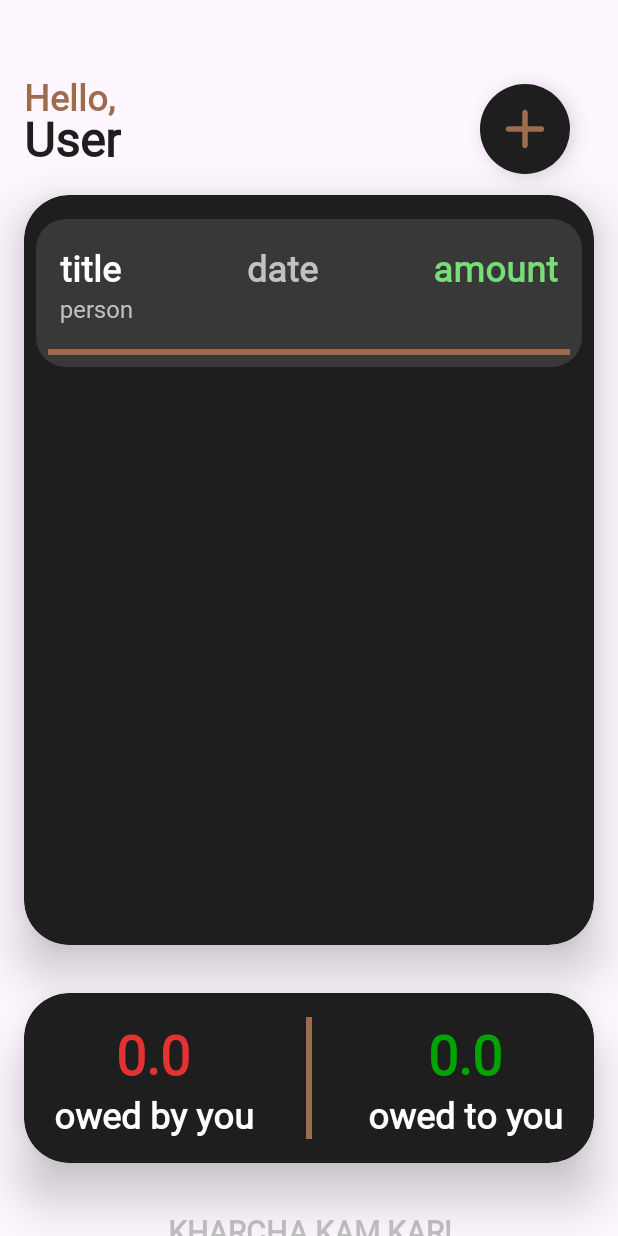
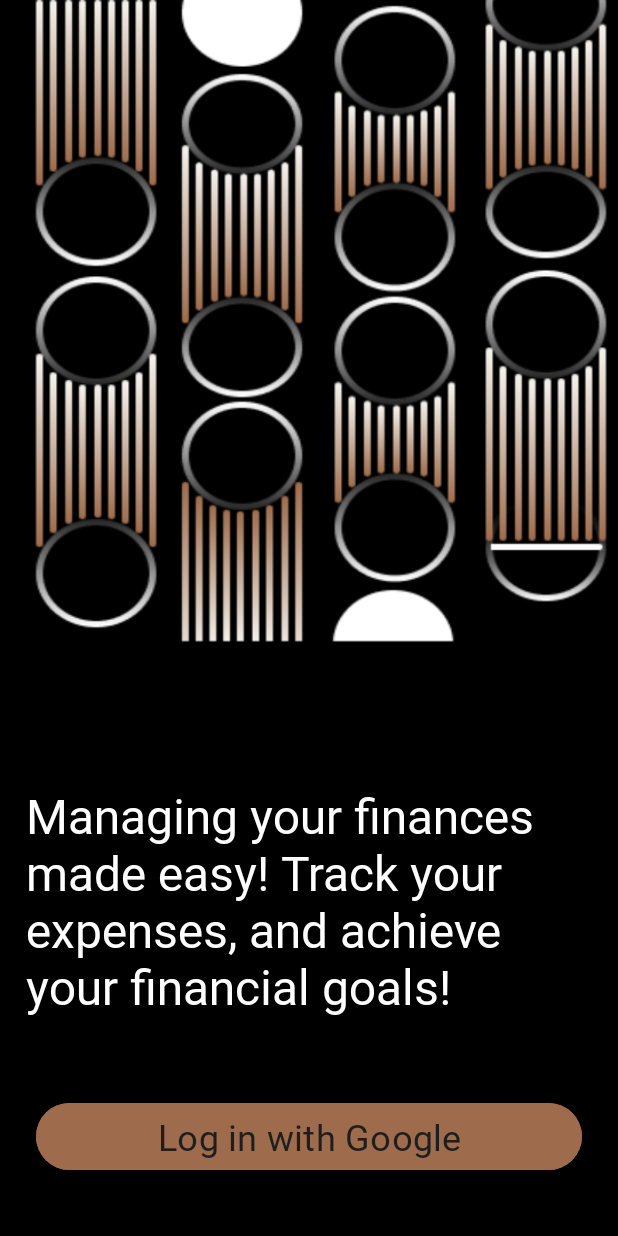
Before and after one commit to 2504pratik/kharcha, an Android app: the screen it shows after launch (MainActivity before the commit, LogInPage after it), on a phone screen of 412 x 824 dp. Run offline under Robolectric (Android 15) with nearby library versions, the phone set to English and light mode, and no system bars; our stand-ins replace Firebase (no records; nobody signed in at launch, a user with empty details on screens opened directly).

Commit message:
firebase google auth

```diff
--- /dev/null
+++ b/app/src/main/java/com/example/kharcha/LogInPage.java
@@ -0,0 +1,99 @@
+package com.example.kharcha;
+
+import androidx.annotation.Nullable;
+import androidx.appcompat.app.AppCompatActivity;
+
+import android.content.Intent;
+import android.os.Bundle;
+import android.widget.Button;
+import android.widget.Toast;
+
+import com.google.android.gms.auth.api.signin.GoogleSignIn;
+import com.google.android.gms.auth.api.signin.GoogleSignInAccount;
+import com.google.android.gms.auth.api.signin.GoogleSignInClient;
+import com.google.android.gms.auth.api.signin.GoogleSignInOptions;
+import com.google.android.gms.common.api.ApiException;
+import com.google.android.gms.tasks.Task;
+import com.google.firebase.auth.AuthCredential;
+import com.google.firebase.auth.FirebaseAuth;
+import com.google.firebase.auth.FirebaseUser;
+import com.google.firebase.auth.GoogleAuthProvider;
+import com.google.firebase.database.FirebaseDatabase;
+
+import java.util.HashMap;
+
+public class LogInPage extends AppCompatActivity {
+    Button logInBtn;
+    FirebaseAuth auth;
+    FirebaseDatabase database;
+    GoogleSignInClient client;
+    int RC_SIGN_IN = 20;
+
+    @Override
+    protected void onCreate(Bundle savedInstanceState) {
+        super.onCreate(savedInstanceState);
+        setContentView(R.layout.activity_log_in_page);
+
+        logInBtn = findViewById(R.id.logInBtn);
+
+        auth = FirebaseAuth.getInstance();
+        database = FirebaseDatabase.getInstance();
+
+        GoogleSignInOptions options = new GoogleSignInOptions.Builder(GoogleSignInOptions.DEFAULT_SIGN_IN)
+                .requestIdToken(getString(R.string.default_web_client_id))
+                .requestEmail().build();
+
+        client = GoogleSignIn.getClient(this,options);
+
+        logInBtn.setOnClickListener(v -> googleSignIn());
+
+        if(auth.getCurrentUser() != null) {
+            Intent intent = new Intent(LogInPage.this, MainActivity.class);
+            startActivity(intent);
+            finish();
+        }
+    }
+
+    void googleSignIn() {
+        Intent intent = client.getSignInIntent();
+        startActivityForResult(intent,RC_SIGN_IN);
+    }
+
+    @Override
+    protected void onActivityResult(int requestCode, int resultCode, @Nullable Intent data) {
+        super.onActivityResult(requestCode, resultCode, data);
+
+        if (requestCode == RC_SIGN_IN) {
+            Task<GoogleSignInAccount> task = GoogleSignIn.getSignedInAccountFromIntent(data);
+
+            try {
+                GoogleSignInAccount account = task.getResult(ApiException.class);
+                firebaseAuth(account.getIdToken());
+            }
+            catch (Exception e) {
+                Toast.makeText(this, e.getMessage(), Toast.LENGTH_SHORT).show();
+            }
+        }
+    }
+
+    private void firebaseAuth(String idToken) {
+        AuthCredential credential = GoogleAuthProvider.getCredential(idToken,null);
+        auth.signInWithCredential(credential)
+                .addOnCompleteListener(task -> {
+                    if (task.isSuccessful()) {
+                        FirebaseUser user = auth.getCurrentUser();
+                        HashMap<String, Object> map = new HashMap<>();
+                        assert user != null;
+                        map.put("id",user.getUid());
+                        map.put("name",user.getDisplayName());
+
+                        database.getReference().child("users").child(user.getUid()).setValue(map);
+
+                        Intent intent = new Intent(LogInPage.this,MainActivity.class);
+                        startActivity(intent);
+                    } else {
+                        Toast.makeText(LogInPage.this, "Something went wrong", Toast.LENGTH_SHORT).show();
+                    }
+                });
+    }
+}
--- /dev/null
+++ b/app/src/main/res/layout/activity_log_in_page.xml
@@ -0,0 +1,38 @@
+<?xml version="1.0" encoding="utf-8"?>
+<androidx.constraintlayout.widget.ConstraintLayout
+    xmlns:android="http://schemas.android.com/apk/res/android"
+    xmlns:app="http://schemas.android.com/apk/res-auto"
+    xmlns:tools="http://schemas.android.com/tools"
+    android:layout_width="match_parent"
+    android:layout_height="match_parent"
+    android:background="@drawable/login_page_bg"
+    tools:context=".LogInPage">
+
+    <TextView
+        android:id="@+id/introText"
+        android:layout_width="377dp"
+        android:layout_height="161dp"
+        android:layout_marginBottom="48dp"
+        android:text="@string/intro_msg"
+        android:textColor="@color/white"
+        android:textSize="32sp"
+        android:gravity="start"
+        app:layout_constraintBottom_toTopOf="@id/logInBtn"
+        app:layout_constraintEnd_toEndOf="@id/logInBtn"
+        app:layout_constraintStart_toStartOf="@id/logInBtn" />
+
+    <Button
+        android:id="@+id/logInBtn"
+        android:layout_width="0dp"
+        android:layout_height="wrap_content"
+        android:layout_marginHorizontal="24dp"
+        android:layout_marginVertical="40dp"
+        android:textSize="24sp"
+        android:backgroundTint="@color/secondary"
+        android:text="@string/logInBtnTxt"
+        android:textColor="@color/primary"
+        app:layout_constraintBottom_toBottomOf="parent"
+        app:layout_constraintEnd_toEndOf="parent"
+        app:layout_constraintStart_toStartOf="parent" />
+
+</androidx.constraintlayout.widget.ConstraintLayout>
--- a/app/src/main/res/values/strings.xml
+++ b/app/src/main/res/values/strings.xml
@@ -6,6 +6,7 @@
     <string name="title">Title</string>
     <string name="amount">Amount</string>
     <string name="person">Person</string>
-    <!-- TODO: Remove or change this placeholder text -->
-    <string name="hello_blank_fragment">Hello blank fragment</string>
+    <string name="intro_msg">Managing your finances made easy! Track your expenses, and achieve your financial goals!</string>
+    <string name="logInBtnTxt">Log in with Google</string>
+    <string name="default_web_client_id">184106029838-vg4atdv4p3no7emdp46et2u5v46r3kc3.apps.googleusercontent.com</string>
 </resources>
--- a/gradle.properties
+++ b/gradle.properties
@@ -19,3 +19,5 @@ android.useAndroidX=true
 # resources declared in the library itself and none from the library's dependencies,
 # thereby reducing the size of the R class for that library
 android.nonTransitiveRClass=true
+android.defaults.buildfeatures.buildconfig=true
+android.nonFinalResIds=false
--- a/settings.gradle
+++ b/settings.gradle
@@ -10,6 +10,7 @@ dependencyResolutionManagement {
     repositories {
         google()
         mavenCentral()
+        maven { url 'https://jitpack.io' }
     }
 }
 rootProject.name = "Kharcha"
```
Also changed, not shown: app/build.gradle (+8 -1 lines), app/src/main/AndroidManifest.xml (+17 -10 lines), app/src/main/java/com/example/kharcha/AddEditExpense.java (+16 -0 lines), app/src/main/java/com/example/kharcha/MainActivity.java (+18 -4 lines), build.gradle (+7 -3 lines), app/src/main/res/drawable/login_page_bg.png (added), gradle/wrapper/gradle-wrapper.properties, 1 other file.
